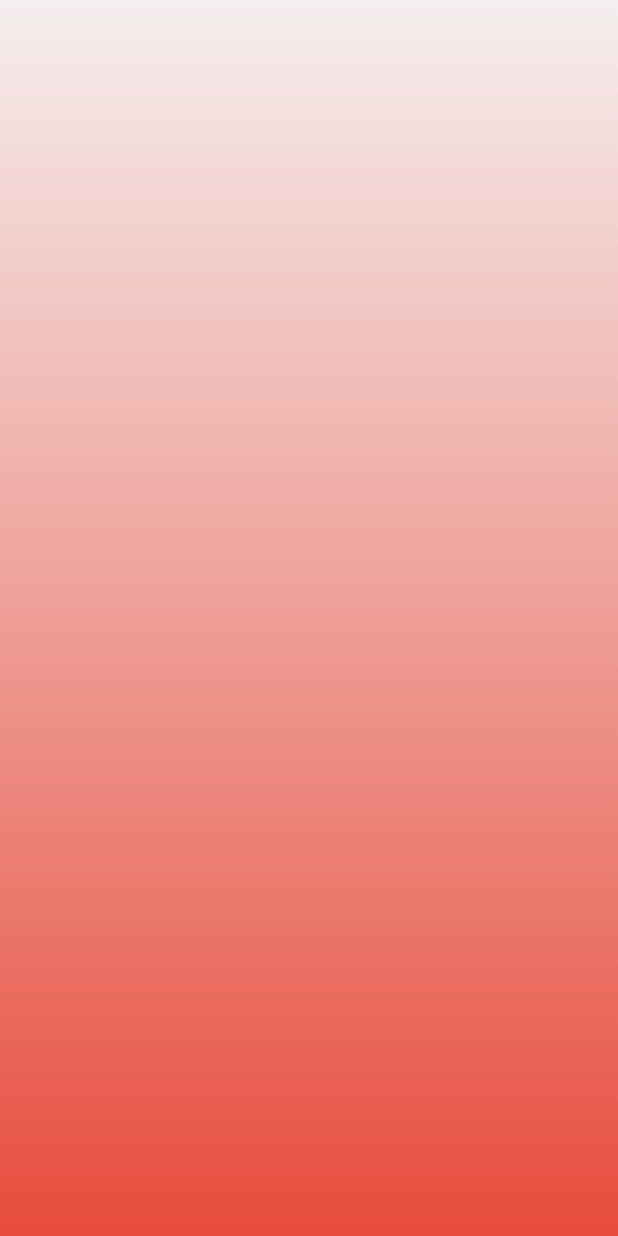
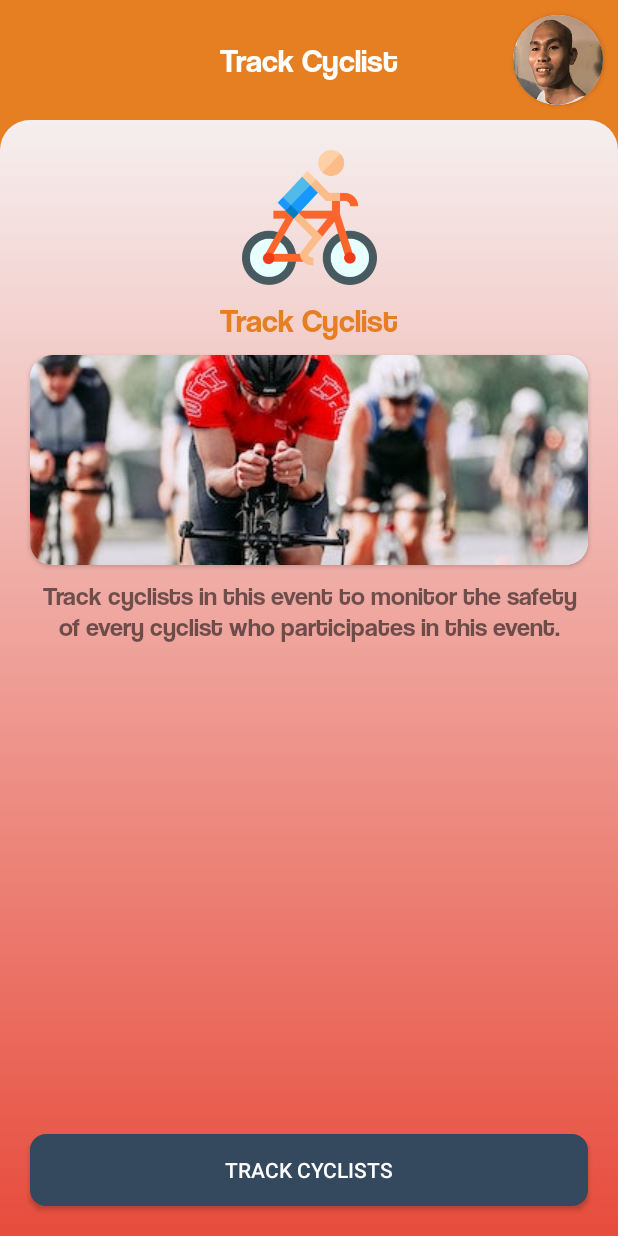
Before and after one commit to cchristopherjaudian/Padyak, an Android app: the frmTrackEvent screen opened directly, with no data from a screen before it, on a phone screen of 412 x 824 dp. Run offline under Robolectric (Android 15) with nearby library versions, the phone set to English and light mode, and no system bars.

Commit message:
feat: Add Track Cyclist prototype

```diff
--- a/mobile/app/src/main/AndroidManifest.xml
+++ b/mobile/app/src/main/AndroidManifest.xml
@@ -19,6 +19,9 @@
         android:supportsRtl="true"
         android:theme="@style/Theme.Padyak"
         tools:targetApi="31">
+        <activity
+            android:name=".frmStartTrack"
+            android:exported="false" />
         <activity
             android:name=".AdminMainActivity"
             android:exported="false" />
--- a/mobile/app/src/main/java/com/padyak/AdminMainActivity.java
+++ b/mobile/app/src/main/java/com/padyak/AdminMainActivity.java
@@ -27,6 +27,10 @@ public class AdminMainActivity extends AppCompatActivity {
             intent = new Intent(AdminMainActivity.this,frmAdminAlert.class);
             startActivity(intent);
         });
+        rlTrack.setOnClickListener(v -> {
+            intent = new Intent(AdminMainActivity.this,frmTrackEvent.class);
+            startActivity(intent);
+        });
     }
 
     @Override
--- a/mobile/app/src/main/java/com/padyak/frmTrackEvent.java
+++ b/mobile/app/src/main/java/com/padyak/frmTrackEvent.java
@@ -2,13 +2,27 @@ package com.padyak;
 
 import androidx.appcompat.app.AppCompatActivity;
 
+import android.content.Intent;
 import android.os.Bundle;
+import android.view.View;
+import android.widget.Button;
 
 public class frmTrackEvent extends AppCompatActivity {
+
+    Button btnTrack;
 
     @Override
     protected void onCreate(Bundle savedInstanceState) {
         super.onCreate(savedInstanceState);
         setContentView(R.layout.activity_frm_track_event);
+        btnTrack = findViewById(R.id.btnTrack);
+        btnTrack.setOnClickListener(new View.OnClickListener() {
+            @Override
+            public void onClick(View v) {
+                Intent intent = new Intent(frmTrackEvent.this, frmStartTrack.class );
+                startActivity(intent);
+                finish();
+            }
+        });
     }
 }
--- a/mobile/app/src/main/res/layout/activity_frm_track_event.xml
+++ b/mobile/app/src/main/res/layout/activity_frm_track_event.xml
@@ -4,7 +4,122 @@
     xmlns:tools="http://schemas.android.com/tools"
     android:layout_width="match_parent"
     android:layout_height="match_parent"
-    android:background="@drawable/main_bg"
+    android:background="@color/app_color"
     tools:context=".frmTrackEvent">
+    <TextView
+        android:layout_width="wrap_content"
+        android:layout_height="wrap_content"
+        android:fontFamily="@font/coolvetica"
+        android:text="Track Cyclist"
+        android:textColor="#FFF"
+        android:textSize="@dimen/form_header_size"
+        app:layout_constraintBottom_toBottomOf="@+id/cardView4"
+        app:layout_constraintEnd_toEndOf="parent"
+        app:layout_constraintStart_toStartOf="parent"
+        app:layout_constraintTop_toTopOf="@+id/cardView4" />
+    <androidx.cardview.widget.CardView
+        android:id="@+id/cardView4"
+        android:layout_width="60dp"
+        android:layout_height="60dp"
+        android:layout_marginTop="10dp"
+        android:layout_marginEnd="10dp"
+        android:elevation="10dp"
+        app:cardCornerRadius="60dp"
+        app:layout_constraintEnd_toEndOf="parent"
+        app:layout_constraintTop_toTopOf="parent">
 
+        <ImageView
+            android:id="@+id/imgDP"
+            android:layout_width="match_parent"
+            android:layout_height="match_parent"
+            android:scaleType="fitXY"
+            android:src="@drawable/dp" />
+    </androidx.cardview.widget.CardView>
+
+    <androidx.constraintlayout.widget.ConstraintLayout
+        android:layout_width="match_parent"
+        android:layout_height="0dp"
+        android:layout_marginTop="10dp"
+        android:background="@drawable/rounded_bg"
+        app:layout_constraintBottom_toBottomOf="parent"
+        app:layout_constraintEnd_toEndOf="parent"
+        app:layout_constraintStart_toStartOf="parent"
+        app:layout_constraintTop_toBottomOf="@+id/cardView4">
+
+        <ImageView
+            android:id="@+id/imageView10"
+            android:layout_width="@dimen/logo_header_size"
+            android:layout_height="@dimen/logo_header_size"
+            android:layout_marginStart="50dp"
+            android:layout_marginTop="20dp"
+            android:layout_marginEnd="50dp"
+            android:src="@drawable/startride"
+            app:layout_constraintEnd_toEndOf="parent"
+            app:layout_constraintStart_toStartOf="parent"
+            app:layout_constraintTop_toTopOf="parent" />
+
+        <TextView
+            android:id="@+id/textView19"
+            android:layout_width="wrap_content"
+            android:layout_height="wrap_content"
+            android:layout_marginStart="10dp"
+            android:layout_marginTop="10dp"
+            android:layout_marginEnd="10dp"
+            android:fontFamily="@font/coolvetica"
+            android:text="Track Cyclist"
+            android:textColor="@color/app_color"
+            android:textSize="@dimen/form_header_size"
+            app:layout_constraintEnd_toEndOf="parent"
+            app:layout_constraintStart_toStartOf="parent"
+            app:layout_constraintTop_toBottomOf="@+id/imageView10" />
+
+        <androidx.cardview.widget.CardView
+            android:id="@+id/cardView5"
+            android:layout_width="0dp"
+            android:layout_height="140dp"
+            android:layout_marginStart="20dp"
+            android:layout_marginTop="10dp"
+            android:layout_marginEnd="20dp"
+            app:cardCornerRadius="15dp"
+            app:layout_constraintEnd_toEndOf="parent"
+            app:layout_constraintStart_toStartOf="parent"
+            app:layout_constraintTop_toBottomOf="@+id/textView19">
+
+            <ImageView
+                android:layout_width="match_parent"
+                android:layout_height="match_parent"
+                android:scaleType="center"
+                android:src="@drawable/testevent" />
+        </androidx.cardview.widget.CardView>
+
+        <TextView
+            android:layout_width="0dp"
+            android:layout_height="0dp"
+            android:layout_marginStart="20dp"
+            android:layout_marginTop="10dp"
+            android:layout_marginEnd="20dp"
+            android:layout_marginBottom="10dp"
+            android:fontFamily="@font/coolvetica"
+            android:gravity="center_horizontal"
+            android:text="Track cyclists in this event to monitor the safety of every cyclist who participates in this event."
+            android:textSize="17dp"
+            app:layout_constraintBottom_toTopOf="@+id/btnTrack"
+            app:layout_constraintEnd_toEndOf="parent"
+            app:layout_constraintStart_toStartOf="parent"
+            app:layout_constraintTop_toBottomOf="@+id/cardView5" />
+
+        <Button
+            android:id="@+id/btnTrack"
+            android:layout_width="0dp"
+            android:layout_height="wrap_content"
+            android:layout_marginStart="20dp"
+            android:layout_marginEnd="20dp"
+            android:layout_marginBottom="20dp"
+            android:background="@drawable/rounded_affirmative_button"
+            android:text="Track Cyclists"
+            android:textColor="#FFF"
+            app:layout_constraintBottom_toBottomOf="parent"
+            app:layout_constraintEnd_toEndOf="parent"
+            app:layout_constraintStart_toStartOf="parent" />
+    </androidx.constraintlayout.widget.ConstraintLayout>
 </androidx.constraintlayout.widget.ConstraintLayout>
```
Also changed, not shown: mobile/app/src/main/java/com/padyak/frmEventCrud.java (+11 -0 lines), mobile/app/src/main/java/com/padyak/frmStartTrack.java (added, +14 -0 lines), mobile/app/src/main/res/layout/activity_frm_start_track.xml (added, +59 -0 lines).
